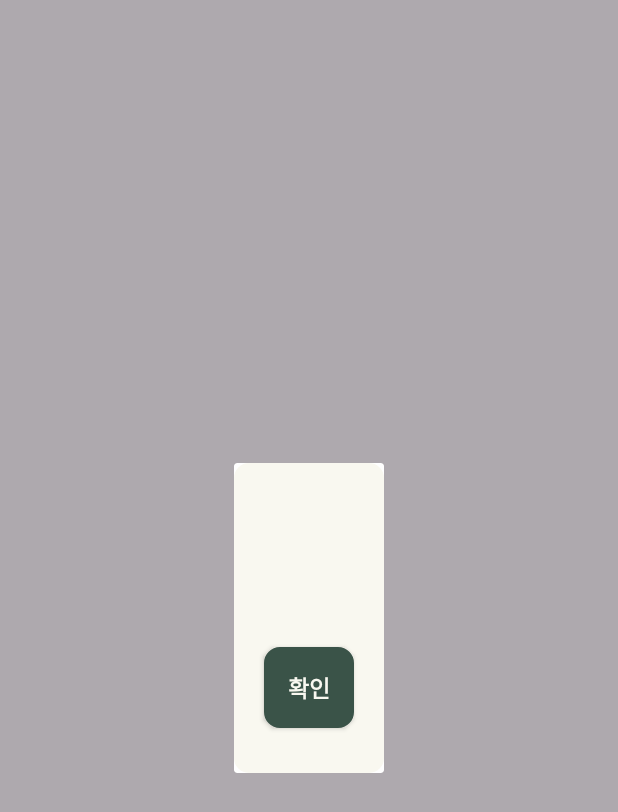
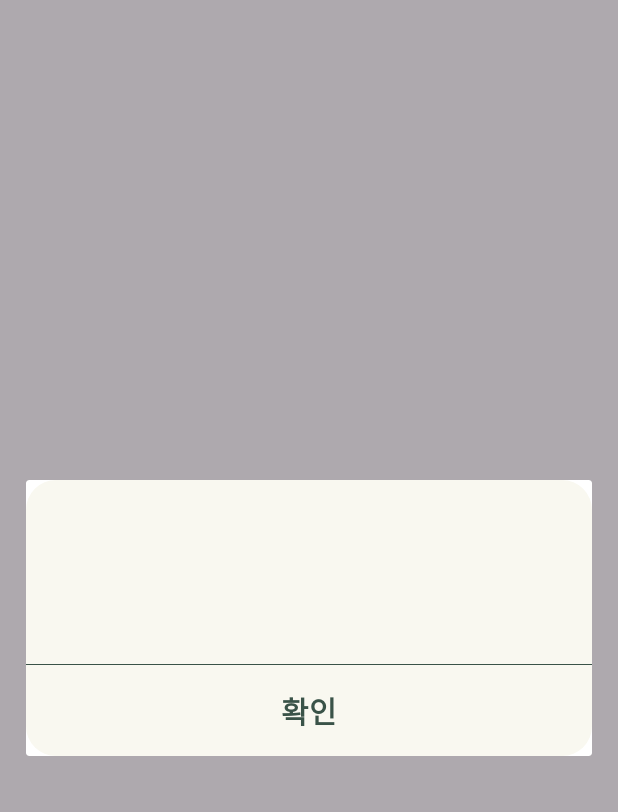
Before and after one commit to CSID-DGU/2024-1-OSSP1-KoreanAlwaysEatRice-1, an Android app: the fragment UpdateDialog shown on its own in the app's theme, on a phone screen of 412 x 824 dp. Shown: the top 812 px of the screen. Run offline under Robolectric (Android 15) with nearby library versions, the phone set to English and light mode, and no system bars.

Commit message:
#10 [feat] 각 기능 클릭시 모달 띄우기

```diff
--- a/client/app/src/main/java/com/kaer/menuw/util/UpdateDialog.kt
+++ b/client/app/src/main/java/com/kaer/menuw/util/UpdateDialog.kt
@@ -29,6 +29,6 @@ class UpdateDialog: BaseDialog() {
     }
 
     override fun setBtnClick(action: () -> Unit) {
-        binding.btnDialogUpdate.setOnClickListener { action() }
+        binding.tvDialogUpdateBtn.setOnClickListener { action() }
     }
 }
--- a/client/app/src/main/java/com/kaer/menuw/util/base/BaseDialog.kt
+++ b/client/app/src/main/java/com/kaer/menuw/util/base/BaseDialog.kt
@@ -44,4 +44,8 @@ abstract class BaseDialog : DialogFragment() {
         _binding = null
         super.onDestroyView()
     }
+
+    companion object {
+        const val DIALOG = "DIALOG"
+    }
 }
--- a/client/app/src/main/res/drawable/shape_bright_fill_10_rect.xml
+++ b/client/app/src/main/res/drawable/shape_bright_fill_10_rect.xml
@@ -1,7 +1,7 @@
 <?xml version="1.0" encoding="utf-8"?>
 <shape xmlns:android="http://schemas.android.com/apk/res/android"
     android:shape="rectangle">
-    <corners android:radius="10dp"/>
+    <corners android:radius="20dp"/>
     <solid android:color="@color/bright"/>
 
 </shape>
--- a/client/app/src/main/res/layout/dialog_update.xml
+++ b/client/app/src/main/res/layout/dialog_update.xml
@@ -2,8 +2,16 @@
 <androidx.constraintlayout.widget.ConstraintLayout xmlns:android="http://schemas.android.com/apk/res/android"
     android:layout_width="wrap_content"
     android:layout_height="wrap_content"
+    xmlns:app="http://schemas.android.com/apk/res-auto">
+
+    <androidx.constraintlayout.widget.ConstraintLayout
+        android:layout_width="wrap_content"
+        android:layout_height="wrap_content"
         android:background="@drawable/shape_bright_fill_10_rect"
-    xmlns:app="http://schemas.android.com/apk/res-auto">
+        app:layout_constraintTop_toTopOf="parent"
+        app:layout_constraintBottom_toBottomOf="parent"
+        app:layout_constraintStart_toStartOf="parent"
+        app:layout_constraintEnd_toEndOf="parent">
 
         <TextView
             android:id="@+id/tv_dialog_update_title"
@@ -13,7 +21,6 @@
             android:textStyle="bold"
             android:textSize="16dp"
             android:layout_marginTop="40dp"
-        android:layout_marginHorizontal="50dp"
             app:layout_constraintTop_toTopOf="parent"
             app:layout_constraintStart_toStartOf="parent"
             app:layout_constraintEnd_toEndOf="parent"/>
@@ -25,26 +32,35 @@
             android:layout_marginTop="6dp"
             android:text="@string/dialog_update_content"
             android:textSize="14dp"
-        app:layout_constraintStart_toStartOf="@id/tv_dialog_update_title"
-        app:layout_constraintEnd_toEndOf="@id/tv_dialog_update_title"
+            app:layout_constraintStart_toStartOf="parent"
+            app:layout_constraintEnd_toEndOf="parent"
             app:layout_constraintTop_toBottomOf="@id/tv_dialog_update_title" />
 
-    <androidx.appcompat.widget.AppCompatButton
-        android:id="@+id/btn_dialog_update"
+        <com.google.android.material.divider.MaterialDivider
+            android:id="@+id/divider_dialog_update"
             android:layout_width="0dp"
+            android:layout_height="0.5dp"
+            android:layout_marginTop="35dp"
+            app:dividerColor="@color/green_primary"
+            app:layout_constraintStart_toStartOf="parent"
+            app:layout_constraintEnd_toEndOf="parent"
+            app:layout_constraintTop_toBottomOf="@id/tv_dialog_update_content"/>
+
+        <TextView
+            android:id="@+id/tv_dialog_update_btn"
+            android:layout_width="wrap_content"
             android:layout_height="wrap_content"
-        android:layout_marginHorizontal="20dp"
-        android:layout_marginTop="35dp"
-        android:layout_marginBottom="30dp"
-        android:paddingVertical="15dp"
-        android:text="@string/dialog_update_btn_text"
+            android:text="확인"
+            android:textSize="20dp"
+            android:textColor="@color/green_primary"
             android:textStyle="bold"
-        android:textSize="15dp"
-        android:textColor="@color/bright"
-        android:background="@drawable/shape_green_fill_10_rect"
-        app:layout_constraintTop_toBottomOf="@id/tv_dialog_update_content"
+            android:layout_marginVertical="15dp"
+            android:paddingHorizontal="20dp"
+            android:layout_marginHorizontal="150dp"
+            app:layout_constraintTop_toBottomOf="@id/divider_dialog_update"
             app:layout_constraintBottom_toBottomOf="parent"
             app:layout_constraintStart_toStartOf="parent"
             app:layout_constraintEnd_toEndOf="parent"/>
 
     </androidx.constraintlayout.widget.ConstraintLayout>
+</androidx.constraintlayout.widget.ConstraintLayout>
```
Also changed, not shown: client/app/src/main/java/com/kaer/menuw/presentation/home/HomeFragment.kt (+35 -0 lines). Lines whose indentation alone changed are shown as unchanged.
